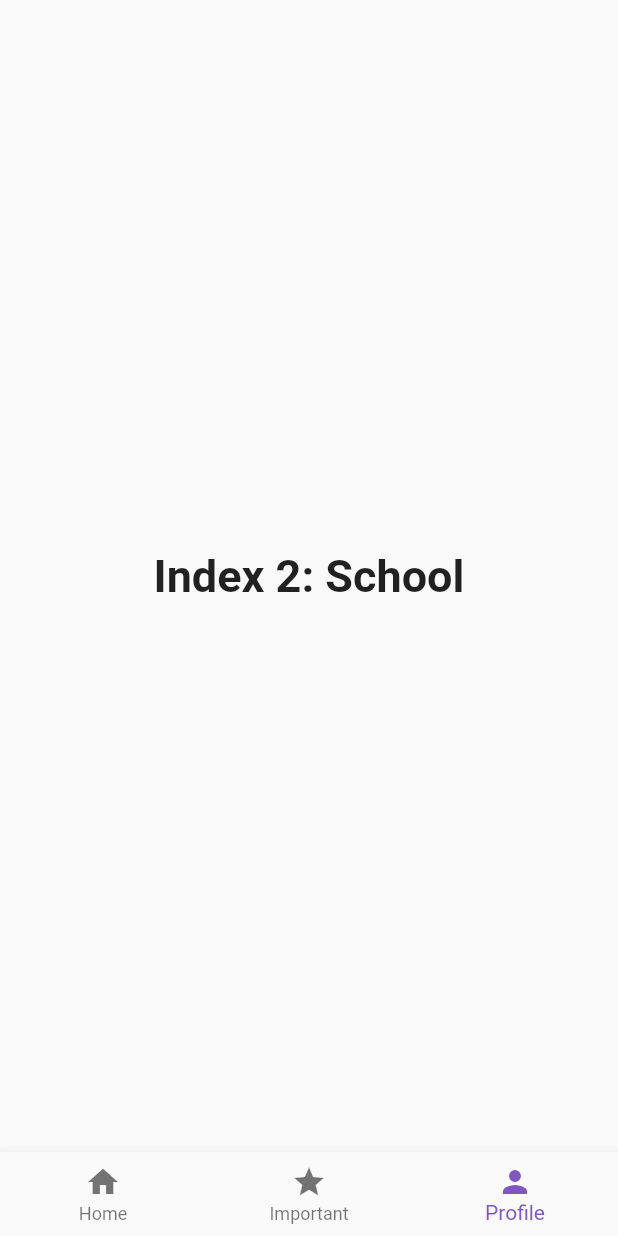
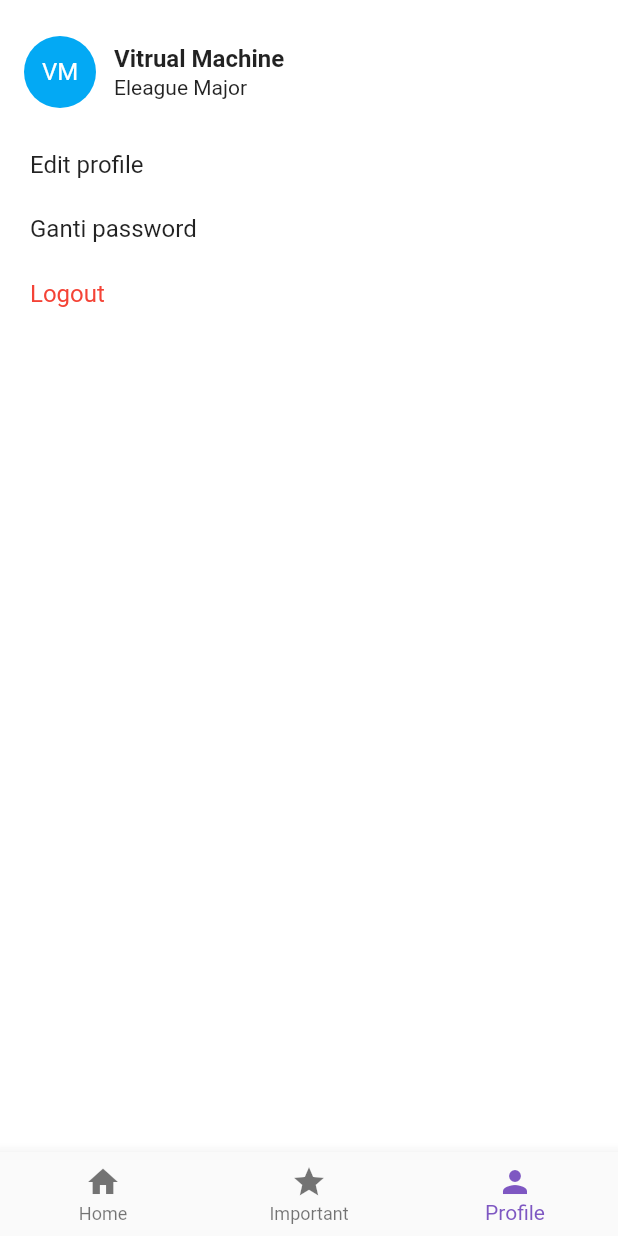
Before and after one commit to mrreydev/todo-mobile-app, a Flutter app: the HomeBasePage screen opened directly, item 3 of the bottom bar chosen, on a phone screen of 412 x 824 dp. Run offline on Flutter 3.47's test engine with Material 2 defaults, Android fonts, the phone set to English and light mode, and no system bars; our stand-ins replace fluttertoast, shared_preferences; accounts and stored records are empty.

Commit message:
style: slicing profile page

```diff
--- a/lib/base_widget/card_todo.dart
+++ b/lib/base_widget/card_todo.dart
@@ -33,7 +33,7 @@ class _CardTodoState extends State<CardTodo> {
                           children: [
                             Expanded(
                               child: Text(
-                                'Todo title man wings zero ew verka oawkoawk',
+                                'Todo title test',
                                 style: TextStyle(
                                     color: Colors.black87,
                                     fontSize: 18,
--- /dev/null
+++ b/lib/base_widget/profile_menu_item.dart
@@ -0,0 +1,34 @@
+import 'package:flutter/material.dart';
+import 'package:new_todo_app/model/profile_menu_model.dart';
+
+class ProfileMenuItem extends StatelessWidget {
+  // const ProfileMenuItem({super.key});
+
+  final int index;
+  final ProfileMenuModel data;
+  final VoidCallback? onTap;
+
+  const ProfileMenuItem(
+    this.index,
+    this.data, {
+    Key? key,
+    this.onTap,
+  }) : super(key: key);
+
+  @override
+  Widget build(BuildContext context) {
+    return SizedBox(
+      width: double.infinity,
+      child: Card(
+        color: Colors.white,
+        shadowColor: Colors.transparent,
+        child: Padding(
+            padding: EdgeInsets.fromLTRB(16.0, 8.0, 16.0, 8.0),
+            child: Text(
+              data.name,
+              style: TextStyle(color: data.color, fontSize: 16.0),
+            )),
+      ),
+    );
+  }
+}
--- /dev/null
+++ b/lib/model/profile_menu_model.dart
@@ -0,0 +1,8 @@
+import 'package:flutter/material.dart';
+
+class ProfileMenuModel {
+  String name, url;
+  Color color;
+
+  ProfileMenuModel(this.name, this.url, this.color);
+}
--- a/lib/pages/home_base_page.dart
+++ b/lib/pages/home_base_page.dart
@@ -3,6 +3,7 @@ import 'dart:convert';
 
 import 'package:flutter/material.dart';
 import 'package:fluttertoast/fluttertoast.dart';
+import 'package:new_todo_app/pages/profile_page.dart';
 import 'package:new_todo_app/pages/todo/todo_home_page.dart';
 import 'package:new_todo_app/pages/todo/todo_important_page.dart';
 import 'package:shared_preferences/shared_preferences.dart';
@@ -21,10 +22,7 @@ class _HomeBasePageState extends State<HomeBasePage> {
   static const List<Widget> _widgetOptions = <Widget>[
     TodoHomePage(),
     TodoImportantPage(),
-    Text(
-      'Index 2: School',
-      style: optionStyle,
-    ),
+    ProfilePage(),
   ];
 
   void _onItemTapped(int index) {
--- /dev/null
+++ b/lib/pages/profile_page.dart
@@ -0,0 +1,84 @@
+import 'package:flutter/material.dart';
+import 'package:flutter/src/widgets/framework.dart';
+import 'package:flutter/src/widgets/placeholder.dart';
+import 'package:new_todo_app/base_widget/profile_menu_item.dart';
+import 'package:new_todo_app/model/profile_menu_model.dart';
+
+class ProfilePage extends StatefulWidget {
+  const ProfilePage({super.key});
+
+  @override
+  State<ProfilePage> createState() => _ProfilePageState();
+}
+
+class _ProfilePageState extends State<ProfilePage> {
+  List<ProfileMenuModel> listMenu = [
+    ProfileMenuModel('Edit profile', '/', Colors.black87),
+    ProfileMenuModel('Ganti password', '/', Colors.black87),
+    ProfileMenuModel('Logout', '/', Colors.red)
+  ];
+
+  @override
+  Widget build(BuildContext context) {
+    return Container(
+      color: Colors.white,
+      child: Column(
+        children: <Widget>[
+          Container(
+            margin: EdgeInsets.only(top: 24, left: 16, right: 16),
+            child: Row(
+              crossAxisAlignment: CrossAxisAlignment.center,
+              mainAxisAlignment: MainAxisAlignment.center,
+              children: <Widget>[
+                CircleAvatar(
+                  radius: 24,
+                  backgroundColor: Colors.lightBlue,
+                  child: Text(
+                    'VM',
+                    style: TextStyle(color: Colors.white),
+                  ),
+                ),
+                Expanded(
+                    child: Container(
+                  margin: EdgeInsets.only(left: 12),
+                  child: Column(
+                    crossAxisAlignment: CrossAxisAlignment.stretch,
+                    mainAxisAlignment: MainAxisAlignment.center,
+                    children: <Widget>[
+                      Text(
+                        'Vitrual Machine',
+                        style: TextStyle(
+                            fontSize: 16, fontWeight: FontWeight.w600),
+                      ),
+                      Container(
+                        margin: EdgeInsets.only(top: 2),
+                        child: Text('Eleague Major'),
+                      ),
+                    ],
+                  ),
+                )),
+              ],
+            ),
+          ),
+          const SizedBox(
+            height: 16.0,
+          ),
+          Expanded(
+            child: ListView.builder(
+              padding: EdgeInsets.only(bottom: 24),
+              itemCount: listMenu.length,
+              itemBuilder: (BuildContext context, int index) {
+                return InkWell(
+                  child: ProfileMenuItem(index, listMenu[index]),
+                  onTap: () {
+                    print(listMenu[index].name);
+                  },
+                );
+              },
+            ),
+          ),
+        ],
+      ),
+    );
+  }
+}
```
